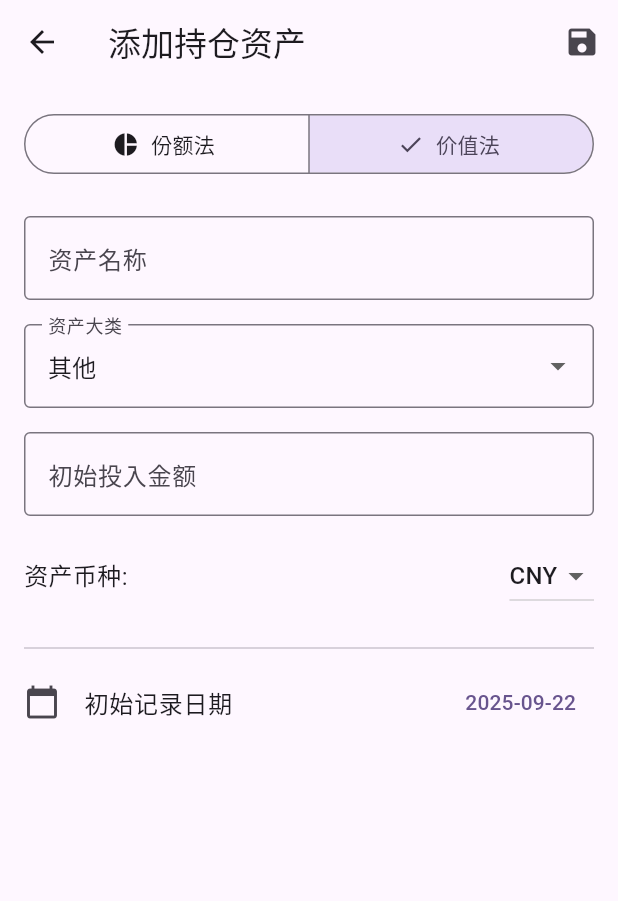
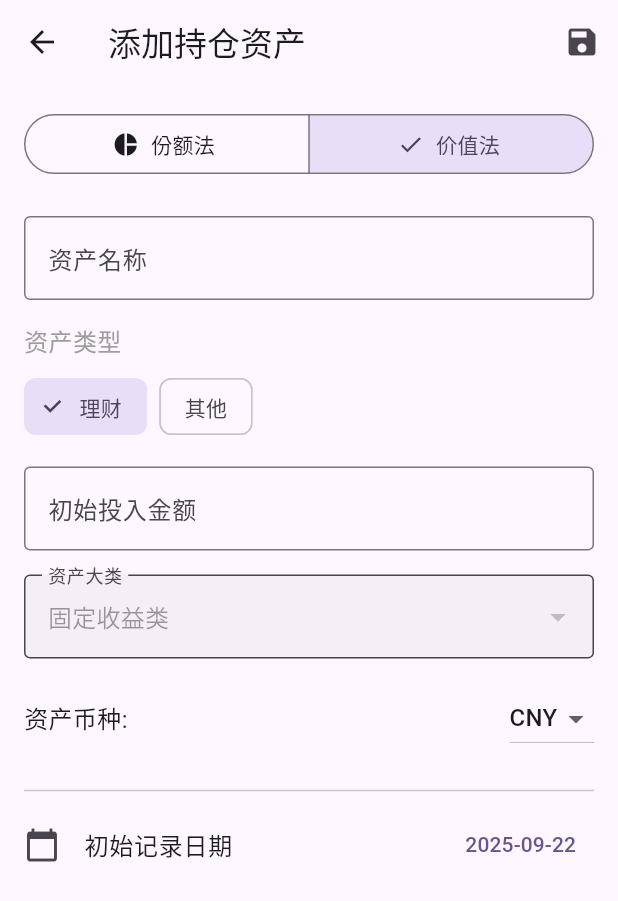
Before and after one commit to Howar-Yick/one_five_one_ten, a Flutter app: the AddEditAssetPage screen opened directly with empty values, scrolled down 48 dp, after a tap on "价值法", on a phone screen of 412 x 824 dp. Shown: the top 901 px of the screen. Run offline on Flutter 3.47's test engine with Material 3 defaults, Android fonts, the phone set to English and light mode, and no system bars; our stand-ins replace file_picker, fl_chart, flutter_riverpod, isar, shared_preferences, supabase_flutter; missing offline and left inert: gbk_codec, xxh3; accounts and stored records are empty; generated files the repository leaves out were written again.

Commit message:
修复分类

```diff
--- a/lib/models/asset.dart
+++ b/lib/models/asset.dart
@@ -28,6 +28,9 @@ enum AssetSubType {
   stock,
   etf,
   mutualFund,
+  // (*** 1. 关键修改：新增 "理财" ***)
+  wealthManagement,
+  // (*** 修改结束 ***)
   other,
 }
 
--- a/lib/pages/add_edit_asset_page.dart
+++ b/lib/pages/add_edit_asset_page.dart
@@ -1,5 +1,5 @@
 // 文件: lib/pages/add_edit_asset_page.dart
-// (这是已修复所有已知 Bug 的纯净完整文件)
+// (*** 关键修复：重构了 AssetClass 和 AssetSubType 的联动逻辑 ***)
 
 import 'package:flutter/material.dart';
 import 'package:flutter_riverpod/flutter_riverpod.dart';
@@ -23,6 +23,17 @@ const Map<AssetClass, String> assetClassDisplayNames = {
   AssetClass.alternative: '另类投资',
   AssetClass.other: '其他',
 };
+
+// (*** 1. 关键修改：为 SubType 也添加 DisplayNames ***)
+const Map<AssetSubType, String> assetSubTypeDisplayNames = {
+  AssetSubType.stock: '股票',
+  AssetSubType.etf: '场内基金(ETF)',
+  AssetSubType.mutualFund: '场外基金',
+  AssetSubType.wealthManagement: '理财', // (新增)
+  AssetSubType.other: '其他',
+};
+// (*** 修改结束 ***)
+
 
 class AddEditAssetPage extends ConsumerStatefulWidget {
   final int accountId;
@@ -56,6 +67,28 @@ class _AddEditAssetPageState extends ConsumerState<AddEditAssetPage> {
 
   bool get _isEditing => widget.assetId != null;
 
+  // (*** 2. 关键修改：用于判断 AssetClass 下拉菜单是否应锁定 ***)
+  bool get _isAssetClassSelectionLocked {
+    // 价值法时，允许切换 理财/其他，大类会跟随
+    if (_selectedMethod == AssetTrackingMethod.valueBased) {
+      return true; // 大类跟随 SubType 变动，用户不能手动选
+    }
+
+    // 份额法时
+    switch (_selectedSubType) {
+      case AssetSubType.stock:
+        return true; // 股票一定D是权益
+      case AssetSubType.etf:
+      case AssetSubType.mutualFund:
+        return false; // *** 核心修复：基金类允许用户自由选择大类 ***
+      case AssetSubType.other:
+      default:
+        return false; // 其他也允许自由选择
+    }
+  }
+  // (*** 修改结束 ***)
+
+
   @override
   void initState() {
     super.initState();
@@ -78,8 +111,8 @@ class _AddEditAssetPageState extends ConsumerState<AddEditAssetPage> {
       }
     } else {
       _selectedCurrency = _parentAccount?.currency ?? 'CNY';
-      // 新建时，根据默认的 SubType (stock) 推断 AssetClass
-      _selectedAssetClass = _deduceAssetClass(_selectedSubType);
+      // (*** 3. 关键修改：新建时不再调用 _deduceAssetClass ***)
+      // (默认值已在声明时设置好：shareBased, stock, equity)
     }
 
     if (!['CNY', 'USD', 'HKD'].contains(_selectedCurrency)) {
@@ -93,18 +126,8 @@ class _AddEditAssetPageState extends ConsumerState<AddEditAssetPage> {
     }
   }
 
-  // 辅助函数，用于根据 SubType 推断 AssetClass
-  AssetClass _deduceAssetClass(AssetSubType subType) {
-    switch (subType) {
-      case AssetSubType.stock:
-      case AssetSubType.etf:
-      case AssetSubType.mutualFund:
-        return AssetClass.equity;
-      case AssetSubType.other:
-      default:
-        return AssetClass.other;
-    }
-  }
+  // (*** 4. 关键修改：移除 _deduceAssetClass 辅助函数 ***)
+  // (*** (函数已移除) ***)
 
   @override
   void dispose() {
@@ -466,19 +489,18 @@ class _AddEditAssetPageState extends ConsumerState<AddEditAssetPage> {
                             icon: Icon(Icons.account_balance_wallet)),
                       ],
                       selected: {_selectedMethod},
-                      // (*** 关键修复 (setState BUG)：修改这个 onSelectionChanged 函数 ***)
+                      // (*** 5. 关键修改：更新此处的 onSelectionChanged 逻辑 ***)
                       onSelectionChanged: (newSelection) {
                         setState(() {
                           _selectedMethod = newSelection.first;
-                          // (*** 自动逻辑：如果切换到价值法，自动将子类型设为 "其他" ***)
+                          // (*** 自动逻辑：根据跟踪方法设置默认的类型和类别 ***)
                           if (_selectedMethod == AssetTrackingMethod.valueBased) {
-                            _selectedSubType = AssetSubType.other;
-                            // (*** 并且将资产大类也设为 "其他" ***)
-                            _selectedAssetClass = AssetClass.other;
+                            _selectedSubType = AssetSubType.wealthManagement;
+                            _selectedAssetClass = AssetClass.fixedIncome;
                           } else {
                             // (切换回份额法时，默认为权益-股票)
+                            _selectedSubType = AssetSubType.stock;
                             _selectedAssetClass = AssetClass.equity;
-                             _selectedSubType = AssetSubType.stock;
                           }
                         });
                       },
@@ -494,12 +516,27 @@ class _AddEditAssetPageState extends ConsumerState<AddEditAssetPage> {
                   ),
                   const SizedBox(height: 16),
 
-                  // --- (这是你要找的 Widget) ---
+                  // --- (*** 6. 关键修改：重构 资产大类 和 资产类型 的顺序和逻辑 ***)
+
+                  // (*** 资产类型 (SubType) 现在根据 跟踪方法(Method) 来显示 ***)
+                  if (_selectedMethod == AssetTrackingMethod.shareBased)
+                    ..._buildShareBasedForm() // 份额法表单 (包含自己的 SubType 选择)
+                  else
+                    ..._buildValueBasedForm(), // 价值法表单 (包含自己的 SubType 选择)
+
+                  const SizedBox(height: 16),
+
+                  // (*** 资产大类 (AssetClass) 现在是独立的 ***)
                   DropdownButtonFormField<AssetClass>(
                     value: _selectedAssetClass,
-                    decoration: const InputDecoration(
+                    decoration: InputDecoration(
                       labelText: '资产大类',
-                      border: OutlineInputBorder(),
+                      border: const OutlineInputBorder(),
+                      // (*** 根据 _isAssetClassSelectionLocked 禁用/启用 ***)
+                      filled: _isAssetClassSelectionLocked,
+                      fillColor: _isAssetClassSelectionLocked
+                          ? Colors.grey.withOpacity(0.1)
+                          : null,
                     ),
                     items: AssetClass.values.map((AssetClass assetClass) {
                       return DropdownMenuItem<AssetClass>(
@@ -508,33 +545,20 @@ class _AddEditAssetPageState extends ConsumerState<AddEditAssetPage> {
                       );
                     }).toList(),
 
-                    // (*** 关键修复 (setState BUG)：修改这个 onChanged 函数 ***)
-                    onChanged: (AssetClass? newValue) {
+                    // (*** 7. 关键修改：onChanged 逻辑已简化 ***)
+                    // (*** 如果锁定了，onChanged 为 null，下拉菜单自动禁用 ***)
+                    onChanged: _isAssetClassSelectionLocked
+                      ? null
+                      : (AssetClass? newValue) {
                           if (newValue != null) {
                             setState(() {
                               _selectedAssetClass = newValue;
-
-                          // (*** 自动逻辑：如果选择的不是权益类，自动将子类型设为 "其他" ***)
-                          if (_selectedAssetClass != AssetClass.equity) {
-                            _selectedSubType = AssetSubType.other;
-                          } else {
-                            // (*** 如果切回权益类，默认选中 "股票" ***)
-                             _selectedSubType = AssetSubType.stock;
-                          }
+                              // (*** 错误重置逻辑已移除 ***)
                             });
                           }
                         },
-                    // (*** 修复结束 ***)
-
                   ),
-                  // --- 新增结束 ---
-
-                  const SizedBox(height: 16),
-
-                  if (_selectedMethod == AssetTrackingMethod.shareBased)
-                    ..._buildShareBasedForm()
-                  else
-                    ..._buildValueBasedForm(),
+                  // (*** 修改结束 ***)
 
                   const SizedBox(height: 16),
                   Row(
@@ -592,59 +616,67 @@ class _AddEditAssetPageState extends ConsumerState<AddEditAssetPage> {
     );
   }
 
-  // (*** 关键修复：这是修改后的 _buildShareBasedForm ***)
+  // (*** 8. 关键修改：这是修改后的 _buildShareBasedForm ***)
   List<Widget> _buildShareBasedForm() {
+    return [
+      // (*** 错误逻辑 `if (_selectedAssetClass == AssetClass.equity)` 已移除 ***)
 
-    // (*** 关键修复：移除了所有在此处设置状态的逻辑 ***)
-
-    // return 语句现在只包含 Widgets
-    return [
-      // (*** 关键修复：仅在 权益类(Equity) 时显示 SubType 选择器 ***)
-      if (_selectedAssetClass == AssetClass.equity) ...[
-        // 只在权益类时显示 SubType
+      // (*** 这个表单现在始终显示 "资产类型" ***)
       const Text('资产类型', style: TextStyle(fontSize: 16, color: Colors.grey)),
       const SizedBox(height: 8),
       Wrap(
         spacing: 8.0,
         children: [
           ChoiceChip(
-              label: const Text('股票'),
+            label: Text(assetSubTypeDisplayNames[AssetSubType.stock]!),
             selected: _selectedSubType == AssetSubType.stock,
             onSelected: (selected) {
               if (selected)
-                  setState(() => _selectedSubType = AssetSubType.stock);
+                setState(() {
+                  _selectedSubType = AssetSubType.stock;
+                  _selectedAssetClass = AssetClass.equity; // (自动选择大类)
+                });
             },
           ),
           ChoiceChip(
-              label: const Text('场内基金(ETF)'),
+            label: Text(assetSubTypeDisplayNames[AssetSubType.etf]!),
             selected: _selectedSubType == AssetSubType.etf,
             onSelected: (selected) {
               if (selected)
-                  setState(() => _selectedSubType = AssetSubType.etf);
+                setState(() {
+                  _selectedSubType = AssetSubType.etf;
+                  // (*** 基金类不自动选择大类，允许用户自己选 ***)
+                  // (*** 这就是你的 债券基金/黄金基金 解决方案 ***)
+                });
             },
           ),
           ChoiceChip(
-              label: const Text('场外基金'),
+            label: Text(assetSubTypeDisplayNames[AssetSubType.mutualFund]!),
             selected: _selectedSubType == AssetSubType.mutualFund,
             onSelected: (selected) {
               if (selected)
-                  setState(() => _selectedSubType = AssetSubType.mutualFund);
+                setState(() {
+                  _selectedSubType = AssetSubType.mutualFund;
+                  // (*** 基金类不自动选择大类，允许用户自己选 ***)
+                });
             },
           ),
           ChoiceChip(
-              label: const Text('其他'),
+            label: Text(assetSubTypeDisplayNames[AssetSubType.other]!),
             selected: _selectedSubType == AssetSubType.other,
             onSelected: (selected) {
               if (selected)
-                  setState(() => _selectedSubType = AssetSubType.other);
+                setState(() {
+                  _selectedSubType = AssetSubType.other;
+                  _selectedAssetClass = AssetClass.other; // (自动选择大类)
+                });
             },
           ),
         ],
       ),
       const SizedBox(height: 16),
-      ],
 
-      // (*** 这些字段对所有 "份额法" 资产都显示 ***)
+      // (这些字段对所有 "份额法" 资产都显示)
       TextFormField(
         controller: _codeController,
         decoration: const InputDecoration(
@@ -689,12 +721,43 @@ class _AddEditAssetPageState extends ConsumerState<AddEditAssetPage> {
   }
   // (*** 修复结束 ***)
 
-  // (*** 关键修复：这是修改后的 _buildValueBasedForm ***)
+  // (*** 9. 关键修改：这是修改后的 _buildValueBasedForm ***)
   List<Widget> _buildValueBasedForm() {
-    // (*** 关键修复：移除了所有在此处设置状态的逻辑 ***)
-    // (*** 状态设置已移至 SegmentedButton 的 onSelectionChanged 中 ***)
+    return [
+      // (*** 新增 "资产类型" (SubType) 的选择器 ***)
+      const Text('资产类型', style: TextStyle(fontSize: 16, color: Colors.grey)),
+      const SizedBox(height: 8),
+      Wrap(
+        spacing: 8.0,
+        children: [
+          ChoiceChip(
+            label: Text(assetSubTypeDisplayNames[AssetSubType.wealthManagement]!),
+            selected: _selectedSubType == AssetSubType.wealthManagement,
+            onSelected: (selected) {
+              if (selected)
+                setState(() {
+                  _selectedSubType = AssetSubType.wealthManagement;
+                  _selectedAssetClass = AssetClass.fixedIncome; // (自动选择大类)
+                });
+            },
+          ),
+          ChoiceChip(
+            label: Text(assetSubTypeDisplayNames[AssetSubType.other]!),
+            selected: _selectedSubType == AssetSubType.other,
+            onSelected: (selected) {
+              if (selected)
+                setState(() {
+                  _selectedSubType = AssetSubType.other;
+                  _selectedAssetClass = AssetClass.other; // (自动选择大类)
+                });
+            },
+          ),
+        ],
+      ),
+      // (*** 新增结束 ***)
 
-    return [
+      const SizedBox(height: 16),
+
       if (!_isEditing)
         TextFormField(
           controller: _initialInvestmentController,
--- a/lib/pages/dashboard_page.dart
+++ b/lib/pages/dashboard_page.dart
@@ -1,5 +1,5 @@
 // 文件: lib/pages/dashboard_page.dart
-// (这是最终修复了饼图布局溢出问题的完整代码)
+// (*** 关键修复：添加了对 AssetSubType.wealthManagement 的处理 ***)
 
 import 'package:flutter/material.dart';
 import 'package:flutter_riverpod/flutter_riverpod.dart';
@@ -12,7 +12,7 @@ import 'package:one_five_one_ten/utils/currency_formatter.dart';
 // --- (*** 1. 新增：饼图切换的枚举 ***) ---
 enum AllocationChartType {
   assetClass, // 按资产大类
-  subType,    // 按资产类型
+  subType,      // 按资产类型
 }
 // --- (*** 新增结束 ***) ---
 
@@ -297,19 +297,22 @@ class _DashboardPageState extends ConsumerState<DashboardPage> {
     );
   }
 
-  // (*** 这是你原有的 SubType 饼图，保持不变 ***)
+  // (*** 这是你原有的 SubType 饼图 ***)
   Widget _buildAllocationCard(
       BuildContext context, Map<AssetSubType, double> allocation) {
 
     final double totalValue =
         allocation.values.fold(0.0, (prev, element) => prev + element);
 
+    // (*** 1. 关键修复：为 '理财' 添加颜色 ***)
     final Map<AssetSubType, Color> colorMap = {
       AssetSubType.stock: Colors.blue.shade400,
       AssetSubType.etf: Colors.green.shade400,
       AssetSubType.mutualFund: Colors.orange.shade400,
+      AssetSubType.wealthManagement: Colors.teal.shade400, // (新增的颜色)
       AssetSubType.other: Colors.purple.shade400,
     };
+    // (*** 修复结束 ***)
 
     final List<PieChartSectionData> sections = [];
     final allocationEntries = allocation.entries.toList();
@@ -555,8 +558,9 @@ DateTime _getSpotDate(List<FlSpot> spots, int index) {
   return DateTime.fromMillisecondsSinceEpoch(spots[index].x.toInt());
 }
 
-// (这是你原有的 SubType 名称函数，保持不变)
+// (这是你原有的 SubType 名称函数)
 String _formatAllocationName(AssetSubType subType) {
+  // (*** 2. 关键修复：修复 switch 语句 ***)
   switch (subType) {
     case AssetSubType.stock:
       return '股票';
@@ -564,9 +568,14 @@ String _formatAllocationName(AssetSubType subType) {
       return '场内基金 (ETF)';
     case AssetSubType.mutualFund:
       return '场外基金';
+    case AssetSubType.wealthManagement: // (新增的 case)
+      return '理财';
     case AssetSubType.other:
       return '其他资产 (价值法)';
+    default: // (新增 default 以确保安全)
+      return subType.name;
   }
+  // (*** 修复结束 ***)
 }
 
 // --- (*** 8. 新增：用于 AssetClass 名称的函数 ***) ---
```
Lines whose indentation alone changed are shown as unchanged.
